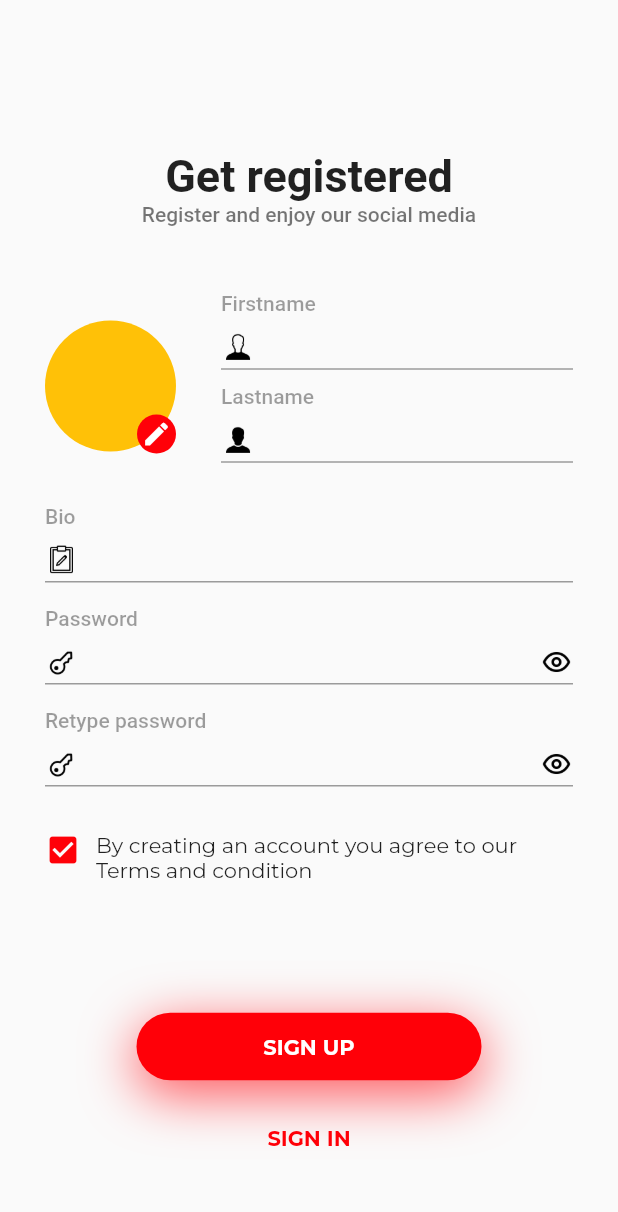
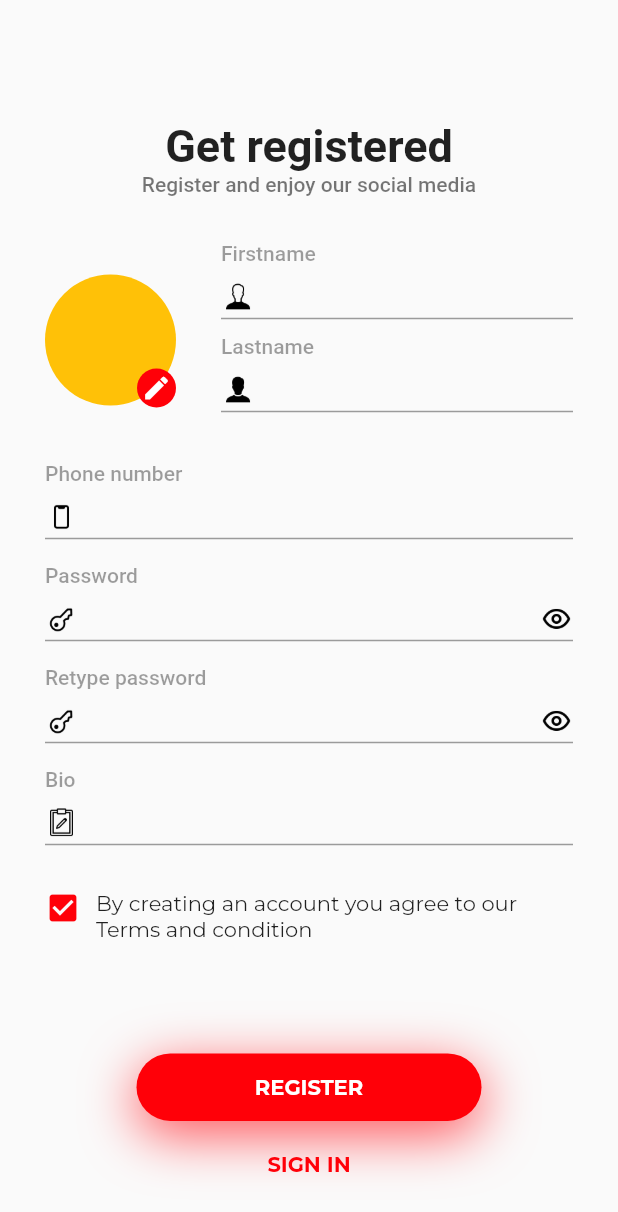
Before and after one commit to shahzodbek163/flinger, a Flutter app: the screen it shows after launch, on a phone screen of 412 x 824 dp. Shown: the top 1212 px of the screen. Run offline on Flutter 3.47's test engine with Material 2 defaults, Android fonts, the phone set to English and light mode, and no system bars; our stand-ins replace drop_shadow, flutter_multi_formatter, google_fonts; missing offline and left inert: shadow; Roboto replaces fonts that are missing (Ubuntu).

Commit message:
Ishlar yaxshimi

```diff
--- a/lib/screens/register_screen.dart
+++ b/lib/screens/register_screen.dart
@@ -15,21 +15,21 @@ class RegisterScreen extends StatelessWidget {
     return Scaffold(
       resizeToAvoidBottomInset: false,
       body: Padding(
-        padding: const EdgeInsets.only(top: 100, left: 30, right: 30),
+        padding: const EdgeInsets.only(top: 80, left: 30, right: 30),
         child: Column(
           crossAxisAlignment: CrossAxisAlignment.start,
           children: [
-            Flexible(flex: 3, child: first()),
-            Flexible(flex: 4, child: second()),
-            Flexible(flex: 10, child: third()),
-            Flexible(flex: 5, child: fourth()),
             Flexible(
-                flex: 1,
-                child: Container(
-                  height: 300,
-                  width: 200,
-                  color: Colors.transparent,
-                )),
+                flex: 2,
+                child: Container(color: Colors.transparent, child: first())),
+            Flexible(
+                flex: 4,
+                child: Container(color: Colors.transparent, child: second())),
+            Flexible(
+                flex: 11, child: Container(color: Colors.transparent, child: third())),
+            Flexible(
+                flex: 4, child: Container(color: Colors.transparent, child: fourth())),
+
           ],
         ),
       ),
@@ -62,12 +62,12 @@ class RegisterScreen extends StatelessWidget {
   }
 
   Widget second() {
-    return Row(
+    return Padding(
+      padding: const EdgeInsets.only(top: 10),
+      child: Row(
         crossAxisAlignment: CrossAxisAlignment.center,
         children: [
-    const    Flexible(
-          flex: 1,
-          child:  ProfileWidget()),
+          const Flexible(flex: 1, child: ProfileWidget()),
           Flexible(
             flex: 2,
             child: Column(
@@ -118,6 +118,7 @@ class RegisterScreen extends StatelessWidget {
             ),
           ),
         ],
+      ),
     );
   }
 
@@ -126,9 +127,9 @@ class RegisterScreen extends StatelessWidget {
       crossAxisAlignment: CrossAxisAlignment.start,
       children: [
         Padding(
-          padding: const EdgeInsets.only(top: 16),
+          padding: const EdgeInsets.only(top: 15),
           child: Text(
-            "Bio",
+            "Phone number",
             style: GoogleFonts.ubuntu(
                 color: Colors.black38,
                 fontSize: 14,
@@ -141,7 +142,7 @@ class RegisterScreen extends StatelessWidget {
             isPassword: false,
             topPadding: 0,
             first: Image.asset(
-              "assets/bio.png",
+              "assets/phone_number_icon.png",
               height: 20,
               width: 20,
             ),
@@ -201,6 +202,27 @@ class RegisterScreen extends StatelessWidget {
           ),
         ),
         Padding(
+          padding: const EdgeInsets.only(top: 16),
+          child: Text(
+            "Bio",
+            style: GoogleFonts.ubuntu(
+                color: Colors.black38,
+                fontSize: 14,
+                fontWeight: FontWeight.w500),
+            textAlign: TextAlign.center,
+          ),
+        ),
+        TextFieldIcon(
+            isEmail: false,
+            isPassword: false,
+            topPadding: 0,
+            first: Image.asset(
+              "assets/bio.png",
+              height: 20,
+              width: 20,
+            ),
+            second: const Icon(Icons.check)),
+        Padding(
           padding: const EdgeInsets.only(top: 20),
           child: Row(
             children: [
@@ -228,7 +250,7 @@ Terms and condition""",
       children: [
         Padding(
           padding: const EdgeInsets.only(
-            top: 40,
+            top: 20,
           ),
           child: Row(
             mainAxisAlignment: MainAxisAlignment.center,
@@ -237,14 +259,14 @@ Terms and condition""",
                 color: Constants.redButtonColor,
                 shadowColor: Constants.redButtonShadow,
                 textColor: Constants.redButtonTextColor,
-                buttonText: "SIGN UP",
+                buttonText: "REGISTER",
                 onTap: () {},
               ),
             ],
           ),
         ),
         Padding(
-          padding: const EdgeInsets.only(top: 30),
+          padding: const EdgeInsets.only(top: 20),
           child: Row(
             mainAxisAlignment: MainAxisAlignment.center,
             children: [
```
Also changed, not shown: assets/phone_number_icon.png (added). Lines whose indentation alone changed are shown as unchanged.
